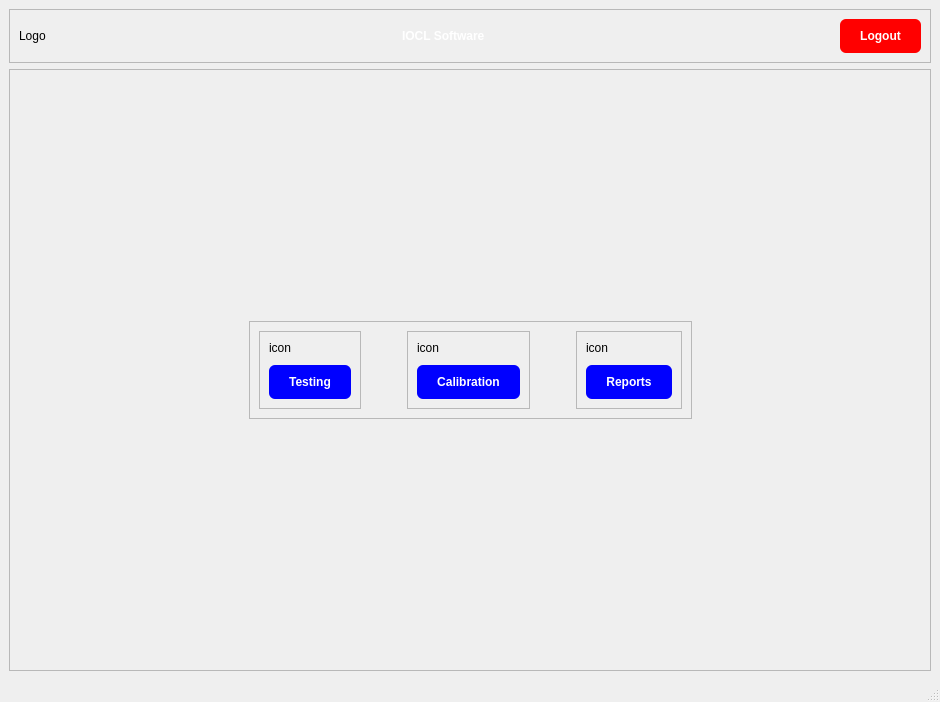
The window that Assets/UiFiles/mainPage.ui (Jeffrey-Ragland/pyqt5IOCLTwo) describes before a commit, drawn with Qt 5.
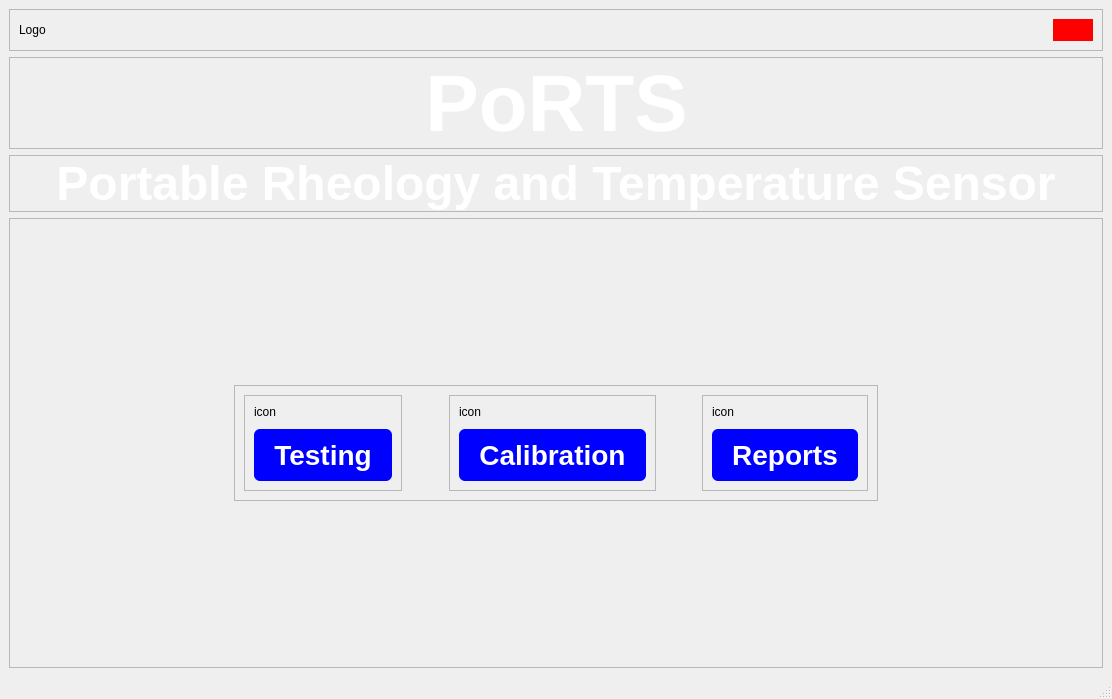
The same window after the commit. Icons and pictures are not drawn.

Diff of the .ui file:
```diff
--- a/Assets/UiFiles/mainPage.ui
+++ b/Assets/UiFiles/mainPage.ui
@@ -6,8 +6,8 @@
    <rect>
     <x>0</x>
     <y>0</y>
-    <width>940</width>
-    <height>702</height>
+    <width>1112</width>
+    <height>699</height>
    </rect>
   </property>
   <property name="windowTitle">
@@ -38,32 +38,6 @@
          </property>
         </widget>
        </item>
-       <item>
-        <spacer name="horizontalSpacer">
-         <property name="orientation">
-          <enum>Qt::Horizontal</enum>
-         </property>
-         <property name="sizeHint" stdset="0">
-          <size>
-           <width>262</width>
-           <height>20</height>
-          </size>
-         </property>
-        </spacer>
-       </item>
-       <item>
-        <widget class="QLabel" name="label_2">
-         <property name="styleSheet">
-          <string notr="true">QLabel {
-    color: white;
-	font-weight: bold;
-}</string>
-         </property>
-         <property name="text">
-          <string>IOCL Software</string>
-         </property>
-        </widget>
-       </item>
        <item>
         <spacer name="horizontalSpacer_2">
          <property name="orientation">
@@ -83,20 +57,145 @@
           <string notr="true">#logoutButton {
 	background-color: rgb(255, 0, 0);
    	color: white;
-	border-radius: 6px;
-	padding: 10px 20px;
+	border-radius: 16px;
+	padding: 4px;
 	font: bold;
 }
 </string>
          </property>
          <property name="text">
-          <string>Logout</string>
+          <string/>
          </property>
         </widget>
        </item>
       </layout>
      </widget>
     </item>
+    <item>
+     <widget class="QFrame" name="frame_4">
+      <property name="styleSheet">
+       <string notr="true">QLabel {
+	color: white;
+	font-size: 80px;
+	font: bold;
+}</string>
+      </property>
+      <property name="frameShape">
+       <enum>QFrame::StyledPanel</enum>
+      </property>
+      <property name="frameShadow">
+       <enum>QFrame::Raised</enum>
+      </property>
+      <layout class="QHBoxLayout" name="horizontalLayout_3">
+       <property name="topMargin">
+        <number>0</number>
+       </property>
+       <property name="bottomMargin">
+        <number>0</number>
+       </property>
+       <item>
+        <spacer name="horizontalSpacer">
+         <property name="orientation">
+          <enum>Qt::Horizontal</enum>
+         </property>
+         <property name="sizeHint" stdset="0">
+          <size>
+           <width>398</width>
+           <height>20</height>
+          </size>
+         </property>
+        </spacer>
+       </item>
+       <item>
+        <widget class="QLabel" name="label">
+         <property name="styleSheet">
+          <string notr="true"/>
+         </property>
+         <property name="text">
+          <string>PoRTS</string>
+         </property>
+         <property name="alignment">
+          <set>Qt::AlignCenter</set>
+         </property>
+        </widget>
+       </item>
+       <item>
+        <spacer name="horizontalSpacer_7">
+         <property name="orientation">
+          <enum>Qt::Horizontal</enum>
+         </property>
+         <property name="sizeHint" stdset="0">
+          <size>
+           <width>398</width>
+           <height>20</height>
+          </size>
+         </property>
+        </spacer>
+       </item>
+      </layout>
+     </widget>
+    </item>
+    <item>
+     <widget class="QFrame" name="frame_7">
+      <property name="styleSheet">
+       <string notr="true">QLabel {
+	color: white;
+	font-size: 48px;
+	font-weight: 500;
+}</string>
+      </property>
+      <property name="frameShape">
+       <enum>QFrame::StyledPanel</enum>
+      </property>
+      <property name="frameShadow">
+       <enum>QFrame::Raised</enum>
+      </property>
+      <layout class="QHBoxLayout" name="horizontalLayout_4">
+       <property name="topMargin">
+        <number>0</number>
+       </property>
+       <property name="bottomMargin">
+        <number>0</number>
+       </property>
+       <item>
+        <spacer name="horizontalSpacer_8">
+         <property name="orientation">
+          <enum>Qt::Horizontal</enum>
+         </property>
+         <property name="sizeHint" stdset="0">
+          <size>
+           <width>47</width>
+           <height>20</height>
+          </size>
+         </property>
+        </spacer>
+       </item>
+       <item>
+        <widget class="QLabel" name="label_2">
+         <property name="text">
+          <string>Portable Rheology and Temperature Sensor</string>
+         </property>
+         <property name="alignment">
+          <set>Qt::AlignCenter</set>
+         </property>
+        </widget>
+       </item>
+       <item>
+        <spacer name="horizontalSpacer_9">
+         <property name="orientation">
+          <enum>Qt::Horizontal</enum>
+         </property>
+         <property name="sizeHint" stdset="0">
+          <size>
+           <width>46</width>
+           <height>20</height>
+          </size>
+         </property>
+        </spacer>
+       </item>
+      </layout>
+     </widget>
+    </item>
     <item>
      <widget class="QFrame" name="frame_3">
       <property name="frameShape">
@@ -105,7 +204,7 @@
       <property name="frameShadow">
        <enum>QFrame::Raised</enum>
       </property>
-      <layout class="QGridLayout" name="gridLayout">
+      <layout class="QGridLayout" name="gridLayout" columnstretch="2,6,2">
        <item row="0" column="1">
         <spacer name="verticalSpacer">
          <property name="orientation">
@@ -140,7 +239,7 @@
          <property name="frameShadow">
           <enum>QFrame::Raised</enum>
          </property>
-         <layout class="QHBoxLayout" name="horizontalLayout_2" stretch="1,1,1,1,1">
+         <layout class="QHBoxLayout" name="horizontalLayout_2" stretch="1,2,1,2,1">
           <item>
            <widget class="QFrame" name="testingFrame">
             <property name="frameShape">
@@ -165,10 +264,11 @@
                <property name="styleSheet">
                 <string notr="true">#testingButton {
 	background-color: rgb(0, 0, 255);
-   color: white;
+    color: white;
 	border-radius: 6px;
 	padding: 10px 20px;
 	font: bold;
+	font-size: 28px;
 }
 
 
@@ -219,10 +319,11 @@
                <property name="styleSheet">
                 <string notr="true">#calibrationButton {
 	background-color: rgb(0, 0, 255);
-   color: white;
+   	color: white;
 	border-radius: 6px;
 	padding: 10px 20px;
 	font: bold;
+	font-size: 28px;
 }</string>
                </property>
                <property name="text">
@@ -270,10 +371,11 @@
                <property name="styleSheet">
                 <string notr="true">#reportsButton {
 	background-color: rgb(0, 0, 255);
-   color: white;
+   	color: white;
 	border-radius: 6px;
 	padding: 10px 20px;
 	font: bold;
+	font-size: 28px;
 }</string>
                </property>
                <property name="text">
@@ -323,8 +425,8 @@
     <rect>
      <x>0</x>
      <y>0</y>
-     <width>940</width>
-     <height>26</height>
+     <width>1112</width>
+     <height>21</height>
     </rect>
    </property>
   </widget>
```
Left out of the diff: 4 changed lines with no effect on the pictures.
